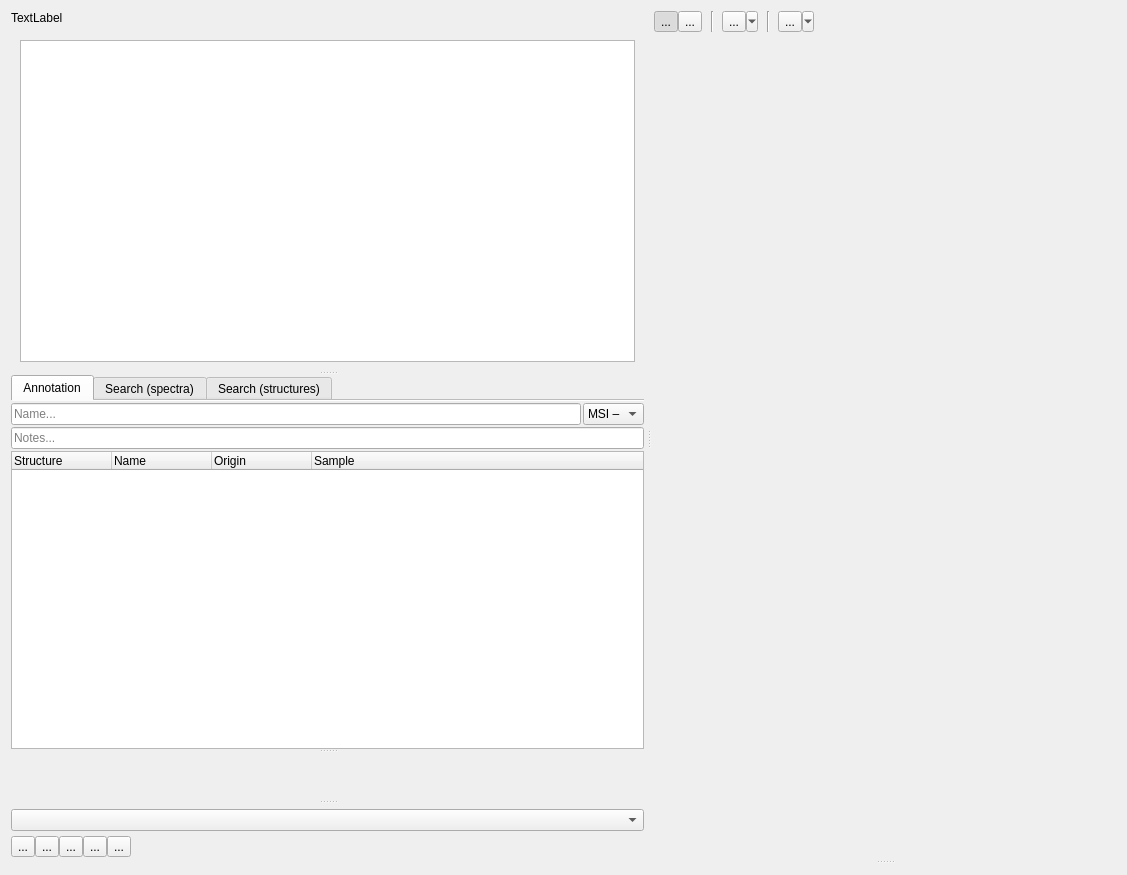
Above: gui/resources/AlignmentViewerWindow.ui from mhagar/MzKit before the change. Below: the same form after it.
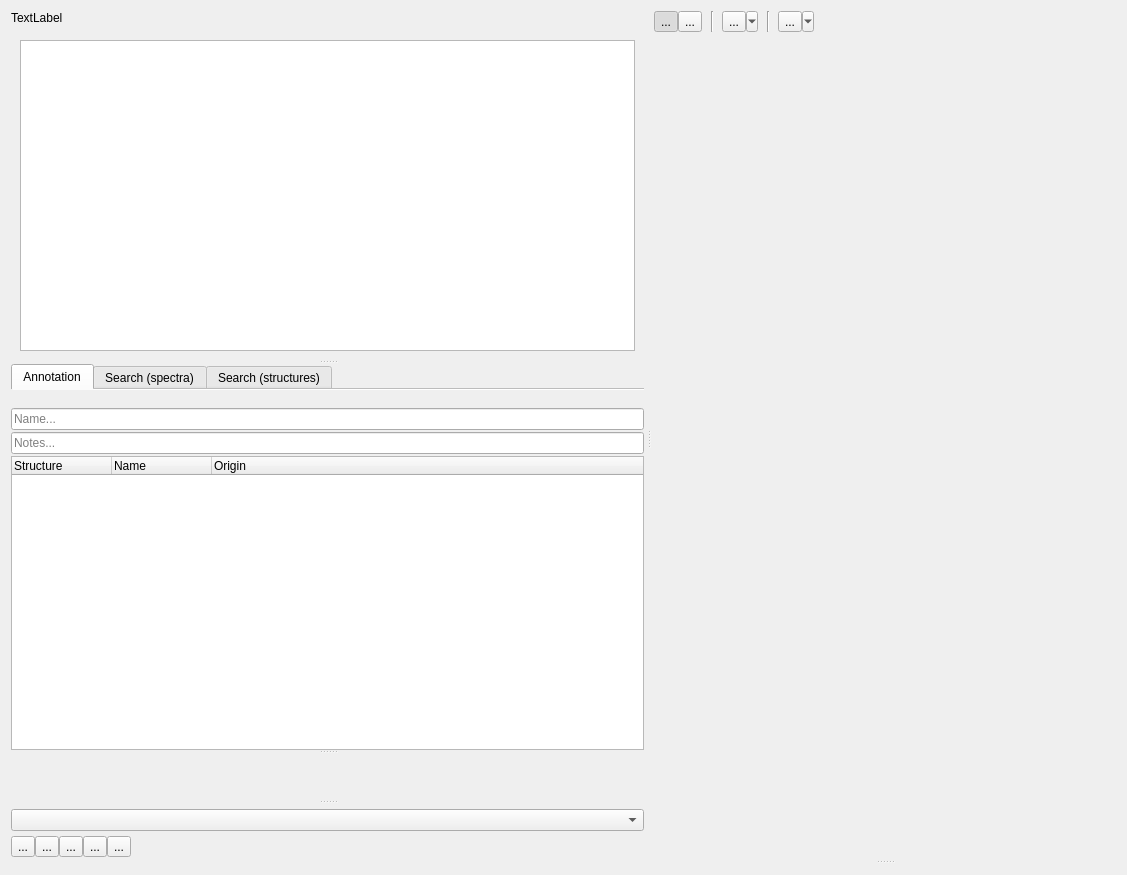
That is the form after the change. Custom widgets are drawn as their Qt base class.

Commit message: move structure annotations to attach to Ensembles directly

The edit to the form file:
```diff
--- a/gui/resources/AlignmentViewerWindow.ui
+++ b/gui/resources/AlignmentViewerWindow.ui
@@ -95,7 +95,7 @@
         <attribute name="title">
          <string>Annotation</string>
         </attribute>
-        <layout class="QVBoxLayout" name="verticalLayout_3" stretch="0,0,1">
+        <layout class="QVBoxLayout" name="verticalLayout_3" stretch="0,0,0,1">
          <property name="spacing">
           <number>2</number>
          </property>
@@ -111,6 +111,16 @@
          <property name="bottomMargin">
           <number>0</number>
          </property>
+         <item>
+          <widget class="QLabel" name="labelAnnotationTarget">
+           <property name="text">
+            <string/>
+           </property>
+           <property name="wordWrap">
+            <bool>true</bool>
+           </property>
+          </widget>
+         </item>
          <item>
           <layout class="QHBoxLayout" name="horizontalLayout_3">
            <item>
@@ -120,35 +130,6 @@
              </property>
             </widget>
            </item>
-           <item>
-            <widget class="QComboBox" name="comboMsiLevel">
-             <item>
-              <property name="text">
-               <string>MSI –</string>
-              </property>
-             </item>
-             <item>
-              <property name="text">
-               <string>MSI 1</string>
-              </property>
-             </item>
-             <item>
-              <property name="text">
-               <string>MSI 2</string>
-              </property>
-             </item>
-             <item>
-              <property name="text">
-               <string>MSI 3</string>
-              </property>
-             </item>
-             <item>
-              <property name="text">
-               <string>MSI 4</string>
-              </property>
-             </item>
-            </widget>
-           </item>
           </layout>
          </item>
          <item>
@@ -197,11 +178,6 @@
               <string>Origin</string>
              </property>
             </column>
-            <column>
-             <property name="text">
-              <string>Sample</string>
-             </property>
-            </column>
            </widget>
            <widget class="StructureView" name="svgAnalyteStructure" native="true"/>
           </widget>
```
The commit also changes 26 other files.
